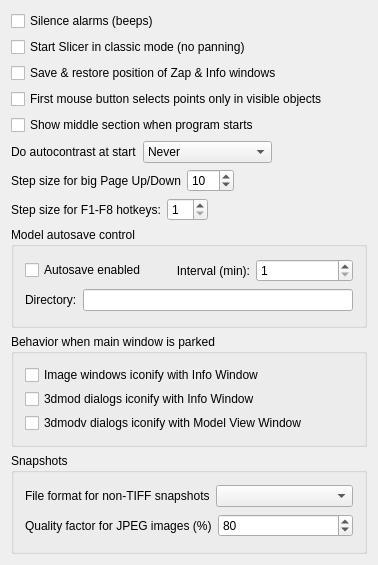
First picture: the form in imod/form_behavior.ui, repository LabShare-Archive/IMOD, before the edit.
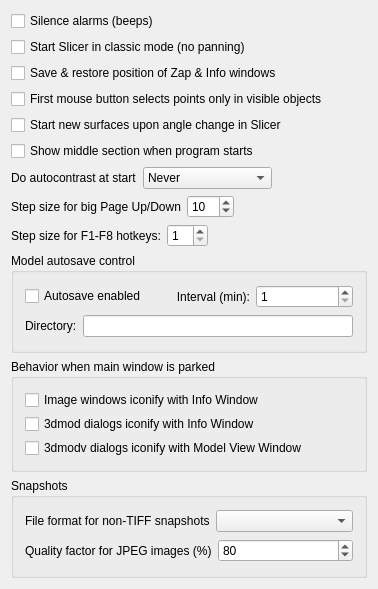
Second picture: the form after the edit.

Commit message: Setting to control slicer new surfaces

Patch:
```diff
--- a/imod/form_behavior.ui
+++ b/imod/form_behavior.ui
@@ -6,7 +6,7 @@
     <x>0</x>
     <y>0</y>
     <width>378</width>
-    <height>565</height>
+    <height>589</height>
    </rect>
   </property>
   <property name="windowTitle" >
@@ -47,6 +47,16 @@
      </property>
     </widget>
    </item>
+   <item>
+    <widget class="QCheckBox" name="slicerNewSurfBox" >
+     <property name="toolTip" >
+      <string>When modeling closed contours in slicer, start a new surface when the angle changes</string>
+     </property>
+     <property name="text" >
+      <string>Start new surfaces upon angle change in Slicer</string>
+     </property>
+    </widget>
+   </item>
    <item>
     <widget class="QCheckBox" name="startAtMidZBox" >
      <property name="toolTip" >
```
The commit also changes 3 other files.
